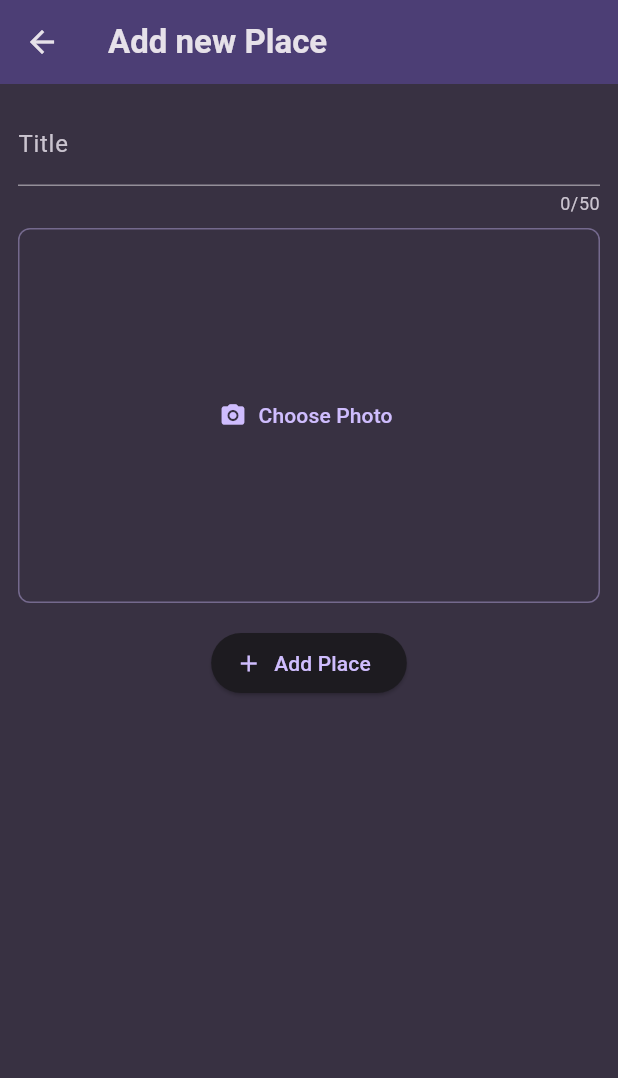
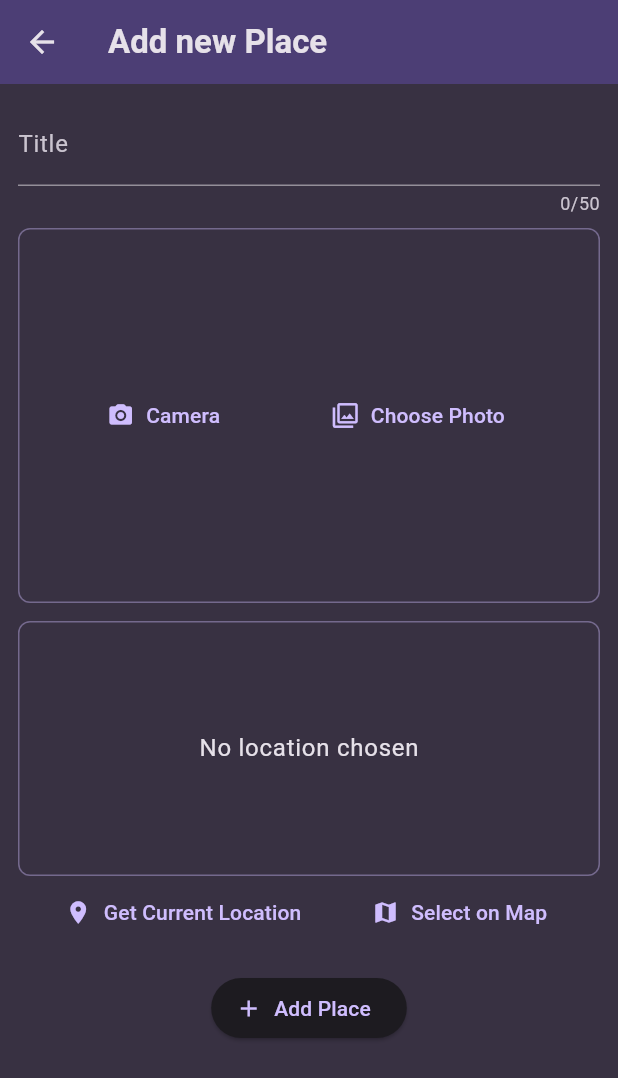
Before and after one commit to D0-xa/favourite_places, a Flutter app: the AddPlaceScreen screen opened directly, on a phone screen of 412 x 824 dp. Shown: the top 1078 px of the screen. Run offline on Flutter 3.47's test engine with Material 3 defaults, Android fonts, the phone set to English and light mode, and no system bars; our stand-ins replace flutter_riverpod, google_fonts, image_picker, location.

Commit message:
Added access to device location and media

```diff
--- a/lib/Models/place.dart
+++ b/lib/Models/place.dart
@@ -4,13 +4,27 @@ import 'package:uuid/uuid.dart';
 
 const uuid = Uuid();
 
+class PlaceLocation {
+  PlaceLocation({
+    required this.latitude,
+    required this.longitude,
+    required this.address,
+  });
+
+  final double latitude;
+  final double longitude;
+  final String address;
+}
+
 class Place {
   Place({
     required this.title,
     required this.image,
+    required this.location,
   }) : id = uuid.v4();
 
   final String id;
   final String title;
   final File image;
+  final PlaceLocation location;
 }
--- a/lib/Screens/add_place.dart
+++ b/lib/Screens/add_place.dart
@@ -5,6 +5,8 @@ import 'package:flutter_riverpod/flutter_riverpod.dart';
 
 import 'package:favourite_places/providers/user_places.dart';
 import 'package:favourite_places/Widgets/image_input.dart';
+import 'package:favourite_places/Widgets/location_input.dart';
+import 'package:favourite_places/Models/place.dart';
 
 class AddPlaceScreen extends ConsumerWidget {
   const AddPlaceScreen({super.key});
@@ -14,8 +16,11 @@ class AddPlaceScreen extends ConsumerWidget {
     final formkey = GlobalKey<FormState>();
     var enteredTitle = '';
     File? selectedImage;
+    PlaceLocation? selectedLocation;
 
-    return Scaffold(
+    return Hero(
+      tag: 1,
+      child: Scaffold(
         appBar: AppBar(
           title: const Text('Add new Place'),
         ),
@@ -51,14 +56,25 @@ class AddPlaceScreen extends ConsumerWidget {
                     selectedImage = image;
                   },
                 ),
+                LocationInput(
+                  onSelectLocation: (location) {
+                    selectedLocation = location;
+                  },
+                ),
+                const SizedBox(
+                  height: 16,
+                ),
                 ElevatedButton.icon(
                   onPressed: () {
                     if (formkey.currentState!.validate() &&
-                      selectedImage != null) {
+                        selectedImage != null &&
+                        selectedLocation != null) {
                       formkey.currentState!.save();
-                    ref
-                        .read(userPlacesProvider.notifier)
-                        .addPlace(enteredTitle, selectedImage!);
+                      ref.read(userPlacesProvider.notifier).addPlace(
+                            enteredTitle,
+                            selectedImage!,
+                            selectedLocation!,
+                          );
                       Navigator.of(context).pop();
                     }
                   },
@@ -69,6 +85,7 @@ class AddPlaceScreen extends ConsumerWidget {
             ),
           ),
         ),
+      ),
     );
   }
 }
--- a/lib/Screens/places.dart
+++ b/lib/Screens/places.dart
@@ -23,6 +23,7 @@ class PlacesScreen extends ConsumerWidget {
           bottom: 24,
         ),
         child: FloatingActionButton(
+          heroTag: 1,
           onPressed: () {
             Navigator.of(context).push(
               MaterialPageRoute(
--- a/lib/Widgets/image_input.dart
+++ b/lib/Widgets/image_input.dart
@@ -18,8 +18,9 @@ class ImageInput extends StatefulWidget {
 class _ImageInputState extends State<ImageInput> {
   File? _selectedImage;
 
-  void _takePicture() async {
+  void _takePicture(String? tapped) async {
     final imagePicker = ImagePicker();
+    if (tapped == 'camera') {
       final pickedImage = await imagePicker.pickImage(
         source: ImageSource.camera,
         // maxWidth: 600,
@@ -32,34 +33,66 @@ class _ImageInputState extends State<ImageInput> {
       setState(() {
         _selectedImage = File(pickedImage.path);
       });
+    } else {
+      final pickedImage = await imagePicker.pickImage(
+        source: ImageSource.gallery,
+        // maxWidth: 600,
+      );
+
+      if (pickedImage == null) {
+        return;
+      }
+
+      setState(() {
+        _selectedImage = File(pickedImage.path);
+      });
+    }
 
     widget.onPickImage(_selectedImage!);
   }
 
   @override
   Widget build(BuildContext context) {
-    Widget content = TextButton.icon(
-      onPressed: _takePicture,
+    Widget content = Row(
+      mainAxisAlignment: MainAxisAlignment.spaceEvenly,
+      children: [
+        TextButton.icon(
+          onPressed: () {
+            _takePicture('camera');
+          },
+          label: const Text('Camera'),
+          icon: const Icon(Icons.camera_alt_rounded),
+        ),
+        TextButton.icon(
+          onPressed: () {
+            _takePicture(null);
+          },
           label: const Text('Choose Photo'),
-      icon: const Icon(Icons.camera_alt_rounded),
+          icon: const Icon(Icons.filter),
+        ),
+      ],
     );
 
     if (_selectedImage != null) {
       content = GestureDetector(
-        onTap: _takePicture,
+        onTap: () {
+          _takePicture('camera');
+        },
         child: Image.file(
           _selectedImage!,
           fit: BoxFit.cover,
           height: double.infinity,
           width: double.infinity,
+          filterQuality: FilterQuality.medium,
         ),
       );
     }
 
     return Container(
+      clipBehavior: Clip.hardEdge,
       margin: const EdgeInsets.only(
         top: 8,
-        bottom: 16,
+        bottom: 12,
       ),
       decoration: BoxDecoration(
         border: Border.all(
--- /dev/null
+++ b/lib/Widgets/location_input.dart
@@ -0,0 +1,147 @@
+import 'dart:convert';
+
+import 'package:flutter/material.dart';
+import 'package:location/location.dart';
+import 'package:http/http.dart' as http;
+
+import 'package:favourite_places/Models/place.dart';
+
+class LocationInput extends StatefulWidget {
+  const LocationInput({
+    super.key,
+    required this.onSelectLocation,
+  });
+
+  final void Function(PlaceLocation location) onSelectLocation;
+
+  @override
+  State<LocationInput> createState() => _LocationInputState();
+}
+
+class _LocationInputState extends State<LocationInput> {
+  PlaceLocation? _pickedLocation;
+  bool _isGettingLocation = false;
+
+  String get _locationImage {
+    if (_pickedLocation == null) {
+      return '';
+    }
+    final lat = _pickedLocation!.latitude;
+    final lng = _pickedLocation!.longitude;
+    return 'https://maps.googleapis.com/maps/api/staticmap?center=$lat, $lng&zoom=16&size=600x300&maptype=roadmap&markers=color:red%7Clabel:A%7C$lat,$lng&key=AIzaSyB7UHUfGxwnuxlWOJmNNcfBAzyDFtPXbVk';
+  }
+
+  void _getCurrentLocation() async {
+    Location location = Location();
+
+    bool serviceEnabled;
+    PermissionStatus permissionGranted;
+    LocationData locationData;
+
+    serviceEnabled = await location.serviceEnabled();
+    if (!serviceEnabled) {
+      serviceEnabled = await location.requestService();
+      if (!serviceEnabled) {
+        return;
+      }
+    }
+
+    permissionGranted = await location.hasPermission();
+    if (permissionGranted == PermissionStatus.denied) {
+      permissionGranted = await location.requestPermission();
+      if (permissionGranted != PermissionStatus.granted) {
+        return;
+      }
+    }
+
+    setState(() {
+      _isGettingLocation = true;
+    });
+
+    locationData = await location.getLocation();
+    final lat = locationData.latitude;
+    final lng = locationData.longitude;
+
+    if (lat == null || lng == null) {
+      setState(() {
+        _isGettingLocation = false;
+      });
+
+      return;
+    }
+
+    final url = Uri.parse(
+        'https://maps.googleapis.com/maps/api/geocode/json?latlng=$lat,$lng&key=AIzaSyB7UHUfGxwnuxlWOJmNNcfBAzyDFtPXbVk');
+    final response = await http.get(url);
+    final resData = json.decode(response.body);
+    final address = resData['results'][0]['formatted_address'];
+
+    setState(() {
+      _pickedLocation = PlaceLocation(
+        latitude: lat,
+        longitude: lng,
+        address: address,
+      );
+      _isGettingLocation = false;
+    });
+
+    widget.onSelectLocation(_pickedLocation!);
+  }
+
+  @override
+  Widget build(BuildContext context) {
+    Widget previewContent = Text(
+      'No location chosen',
+      style: Theme.of(context).textTheme.bodyLarge!.copyWith(
+            color: Theme.of(context).colorScheme.onSurface,
+          ),
+    );
+
+    if (_isGettingLocation) {
+      previewContent = const CircularProgressIndicator();
+    }
+
+    if (_pickedLocation != null) {
+      previewContent = Image.network(
+        _locationImage,
+        fit: BoxFit.cover,
+        width: double.infinity,
+        height: double.infinity,
+        filterQuality: FilterQuality.medium,
+      );
+    }
+
+    return Column(
+      children: [
+        Container(
+          clipBehavior: Clip.hardEdge,
+          decoration: BoxDecoration(
+            border: Border.all(
+              color: Theme.of(context).colorScheme.primary.withOpacity(0.4),
+            ),
+            borderRadius: BorderRadius.circular(8),
+          ),
+          height: 170,
+          width: double.infinity,
+          alignment: Alignment.center,
+          child: previewContent,
+        ),
+        Row(
+          mainAxisAlignment: MainAxisAlignment.spaceEvenly,
+          children: [
+            TextButton.icon(
+              onPressed: _getCurrentLocation,
+              label: const Text('Get Current Location'),
+              icon: const Icon(Icons.location_on),
+            ),
+            TextButton.icon(
+              onPressed: () {},
+              label: const Text('Select on Map'),
+              icon: const Icon(Icons.map),
+            ),
+          ],
+        )
+      ],
+    );
+  }
+}
--- a/lib/providers/user_places.dart
+++ b/lib/providers/user_places.dart
@@ -7,9 +7,15 @@ import 'package:favourite_places/Models/place.dart';
 class UserPlacesNotifier extends StateNotifier<List<Place>> {
   UserPlacesNotifier() : super(const []);
 
-  void addPlace(String title, File image) {
-    final newPlace = Place(title: title, image: image);
+  void addPlace(String title, File image, PlaceLocation location) {
+    final newPlace = Place(title: title, image: image, location: location);
     state = [newPlace, ...state];
+  }
+
+  String getLocationImage(Place place) {
+    final lat = place.location.latitude;
+    final lng = place.location.longitude;
+    return 'https://maps.googleapis.com/maps/api/staticmap?center=$lat, $lng&zoom=16&size=600x300&maptype=roadmap&markers=color:red%7Clabel:A%7C$lat,$lng&key=AIzaSyB7UHUfGxwnuxlWOJmNNcfBAzyDFtPXbVk';
   }
 }
 
--- a/pubspec.yaml
+++ b/pubspec.yaml
@@ -39,6 +39,8 @@ dependencies:
   flutter_riverpod: ^2.5.1
   uuid: ^4.4.0
   image_picker: ^1.1.2
+  location: ^7.0.0
+  http: ^1.2.1
 
 dev_dependencies:
   flutter_test:
```
Also changed, not shown: lib/Screens/place_detail.dart (+50 -3 lines), lib/Widgets/places_list.dart (+10 -3 lines), pubspec.lock, 4 other files. Lines whose indentation alone changed are shown as unchanged.
